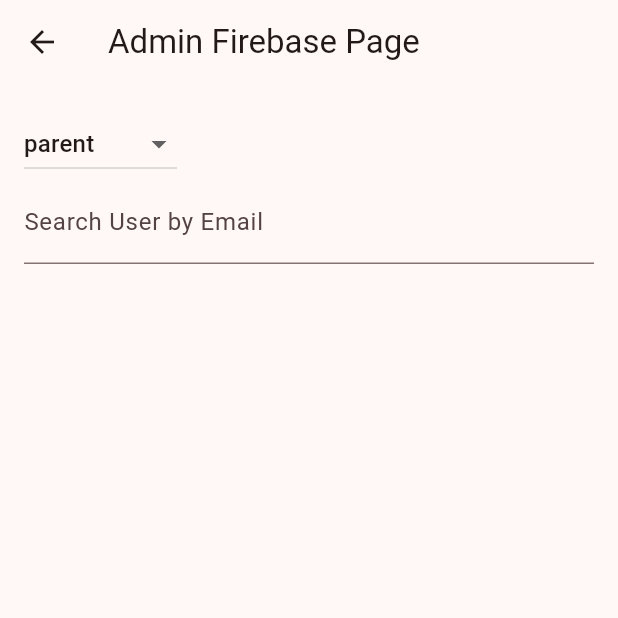
After one commit to Baby-Words-Tracker/Baby_Words, a Flutter app: the screen it shows once a user with an empty profile is signed in, after a tap on the "admin panel settings" icon, on a phone screen of 412 x 824 dp, the top half of it. The commit adds this screen. Run offline on Flutter 3.47's test engine with Material 3 defaults, Android fonts, the phone set to English and light mode, and no system bars; our stand-ins replace cloud_firestore, cloud_functions, csv, firebase_auth, firebase_core, syncfusion_flutter_charts; missing offline and left inert: firebase_ui_auth, firebase_ui_oauth_google; accounts and stored records are empty.

Commit message:
added role_testing page to test role functionality

```diff
--- a/baby_words_tracker/lib/main.dart
+++ b/baby_words_tracker/lib/main.dart
@@ -113,6 +113,7 @@ class MyApp extends StatelessWidget {
         '/authgate': (context) => const AuthGate(),
         '/uploadvideo': (context) => const UploadVideoPage(),
         '/profilepage': (context) => ProfilePage(),
+        AdminFirebasePage.routeName: (context) => const AdminFirebasePage(),
 
       },
     );
--- a/baby_words_tracker/lib/pages/home_page.dart
+++ b/baby_words_tracker/lib/pages/home_page.dart
@@ -1,6 +1,6 @@
 import 'package:baby_words_tracker/pages/shared/top_bar.dart';
+import 'package:baby_words_tracker/pages/testing/role_testing.dart';
 import 'package:flutter/material.dart';
-import 'package:provider/provider.dart';
 
 class HomePage extends StatelessWidget {
   const HomePage({super.key});
@@ -40,6 +40,17 @@ class HomePage extends StatelessWidget {
             ),
             onPressed: () {
                   Navigator.pushNamed(context, '/stats');
+                  },
+          ),
+          //TODO: remove this button when the admin page is implemented correctly
+          IconButton(
+            icon: const Icon(
+                Icons.admin_panel_settings_outlined,
+                color: Colors.white,
+                size: 40.0,
+            ),
+            onPressed: () {
+                  Navigator.pushNamed(context, AdminFirebasePage.routeName);
                   },
           ),
   ],
--- /dev/null
+++ b/baby_words_tracker/lib/pages/testing/role_testing.dart
@@ -0,0 +1,131 @@
+import 'package:baby_words_tracker/data/models/parent.dart';
+import 'package:baby_words_tracker/data/models/researcher.dart';
+import 'package:flutter/material.dart';
+import 'package:cloud_firestore/cloud_firestore.dart';
+import 'package:cloud_functions/cloud_functions.dart';
+
+enum UserType { parent, researcher, unauthenticated }
+
+class AdminFirebasePage extends StatefulWidget {
+  static const routeName = '/admin-firebase';
+
+  const AdminFirebasePage({super.key});
+
+  @override
+  _AdminFirebasePageState createState() => _AdminFirebasePageState();
+}
+
+class _AdminFirebasePageState extends State<AdminFirebasePage> {
+  UserType _selectedUserType = UserType.parent;
+  TextEditingController _searchController = TextEditingController();
+  String? _selectedUserId;
+
+  Future<List<Map<String, String>>> _searchUsers(String query) async {
+    if (query.isEmpty) return [];
+
+    String collection = _selectedUserType == UserType.parent ? Parent.collectionName : Researcher.collectionName;
+    var snapshot = await FirebaseFirestore.instance
+        .collection(collection)
+        .where('email', isGreaterThanOrEqualTo: query)
+        .where('email', isLessThan: '${query}z')
+        .limit(5)
+        .get();
+
+    return snapshot.docs.map((doc) => {'email': doc['email'] as String, 'uid': doc.id}).toList();
+  }
+
+  Future<void> _callFunction(String functionName) async {
+    if (_selectedUserId == null) return;
+    debugPrint('Getting callable for function $functionName with uid $_selectedUserId');
+    HttpsCallable function = FirebaseFunctions.instance.httpsCallable(functionName);
+    try {
+      debugPrint('Calling function $functionName with uid $_selectedUserId');
+      final response = await function.call({'targetUid': _selectedUserId});
+      ScaffoldMessenger.of(context).showSnackBar(SnackBar(content: Text(response.data['message'])));
+    } catch (error) {
+      ScaffoldMessenger.of(context).showSnackBar(SnackBar(content: Text('Error: $error')));
+    }
+  }
+
+  @override
+  Widget build(BuildContext context) {
+    return Scaffold(
+      appBar: AppBar(title: const Text('Admin Firebase Page')),
+      body: Padding(
+        padding: const EdgeInsets.all(16.0),
+        child: Column(
+          crossAxisAlignment: CrossAxisAlignment.start,
+          children: [
+            DropdownButton<UserType>(
+              value: _selectedUserType,
+              onChanged: (UserType? newValue) {
+                if (newValue != null) {
+                  setState(() {
+                    _selectedUserType = newValue;
+                    _selectedUserId = null;
+                    _searchController.clear();
+                  });
+                }
+              },
+              items: UserType.values
+                  .where((type) => type != UserType.unauthenticated)
+                  .map((UserType type) {
+                return DropdownMenuItem<UserType>(
+                  value: type,
+                  child: Text(type.toString().split('.').last),
+                );
+              }).toList(),
+            ),
+            Autocomplete<Map<String, String>>(
+              optionsBuilder: (TextEditingValue textEditingValue) async {
+                return await _searchUsers(textEditingValue.text);
+              },
+              displayStringForOption: (Map<String, String> option) => option['email']!,
+              onSelected: (Map<String, String> selection) {
+                setState(() {
+                  _searchController.text = selection['email']!;
+                  _selectedUserId = selection['uid'];
+                });
+                debugPrint('Selected: ${selection['email']} with id ${selection['uid']}');
+              },
+              fieldViewBuilder: (context, controller, focusNode, onFieldSubmitted) {
+                _searchController = controller;
+                return TextField(
+                  controller: controller,
+                  focusNode: focusNode,
+                  decoration: const InputDecoration(labelText: 'Search User by Email'),
+                );
+              },
+            ),
+            if (_selectedUserId != null) ...[
+              ElevatedButton(
+                onPressed: () => _callFunction('giveParentClaim'),
+                child: const Text("Assign Parent Role")
+              ),
+              ElevatedButton(
+                onPressed: () => _callFunction('removeParentClaim'),
+                child: const Text("Remove Parent Role")
+              ),
+              ElevatedButton(
+                onPressed: () => _callFunction('giveResearcherClaim'),
+                child: const Text('Assign Researcher Role'),
+              ),
+              ElevatedButton(
+                onPressed: () => _callFunction('removeResearcherClaim'),
+                child: const Text('Remove Researcher Role'),
+              ),
+              ElevatedButton(
+                onPressed: () => _callFunction('giveAdminClaim'),
+                child: const Text('Assign Admin Role'),
+              ),
+              ElevatedButton(
+                onPressed: () => _callFunction('removeAdminClaim'),
+                child: const Text('Remove Admin Role'),
+              ),
+            ],
+          ],
+        ),
+      ),
+    );
+  }
+}
```
